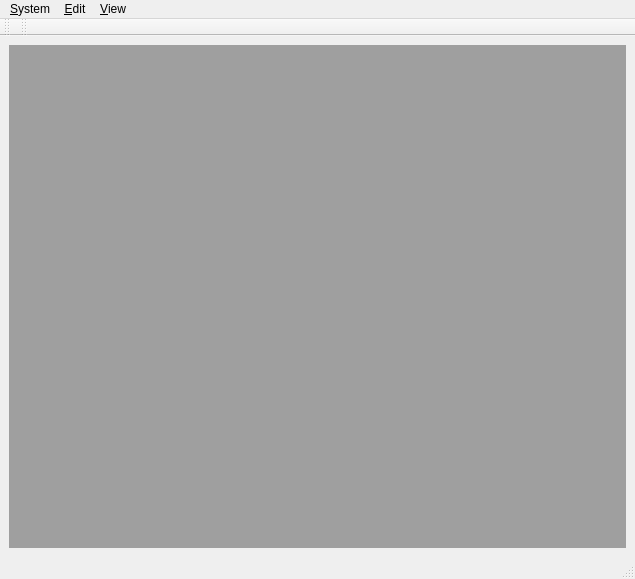
Qt form client/wndmain.ui (tbikfalvi/Belenus) before a commit.
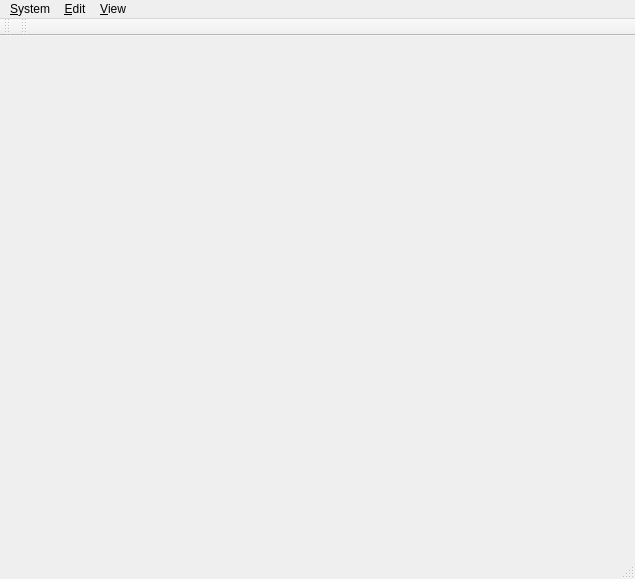
The same form after that commit.

Commit message:
A Panel-ek kezelese atkerult a cWndMain osztalybol a cMdiPanels osztalyba.
A panelek kozott lehet navigalni a nyil billentyukkel, egerrel meg nem.

The edit to the form file:
```diff
--- a/client/wndmain.ui
+++ b/client/wndmain.ui
@@ -14,11 +14,7 @@
    <string>Belenus</string>
   </property>
   <widget class="QWidget" name="centralwidget">
-   <layout class="QVBoxLayout" name="verticalLayout">
-    <item>
-     <widget class="QMdiArea" name="mdiPanels"/>
-    </item>
-   </layout>
+   <layout class="QVBoxLayout" name="verticalLayout"/>
   </widget>
   <widget class="QMenuBar" name="menubar">
    <property name="geometry">
```
The commit also changes 7 other files.
